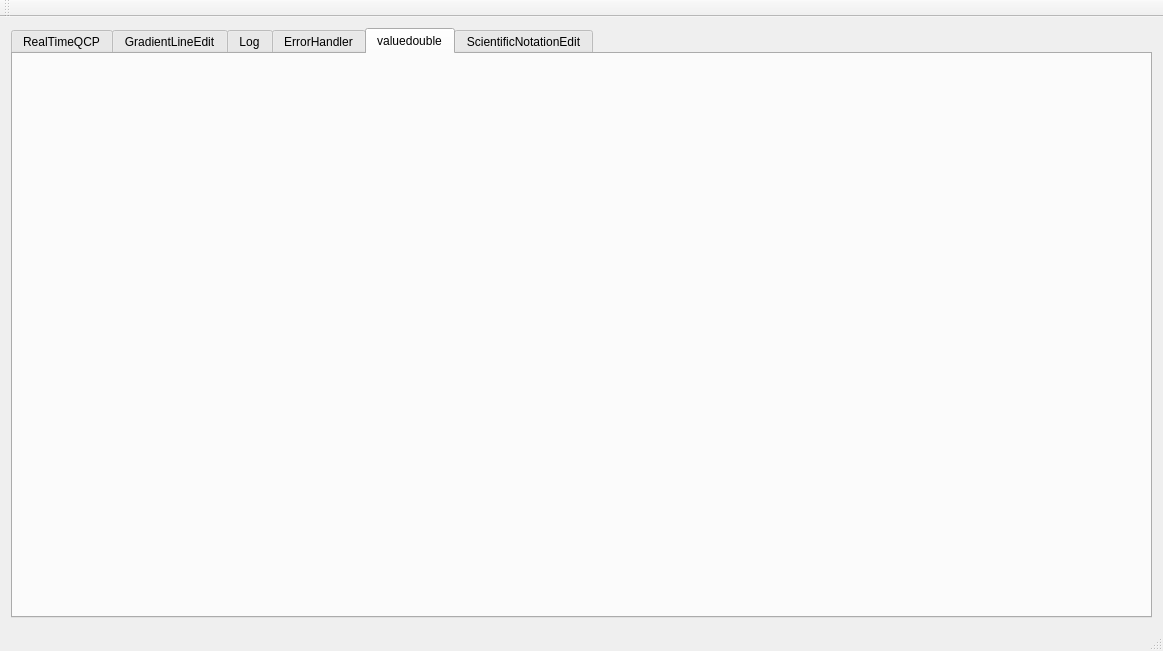
Qt form mainwindow.ui (koshi8bit/lib) before a commit.
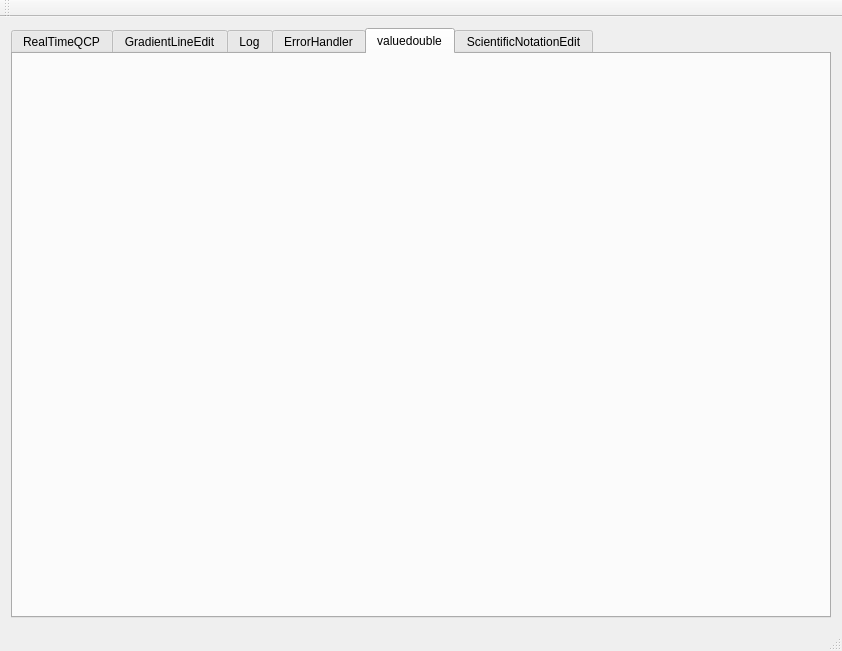
The same form after that commit. The open tabs and pages were chosen to show the change. Custom widgets are drawn as their Qt base class.

```diff
--- a/mainwindow.ui
+++ b/mainwindow.ui
@@ -6,7 +6,7 @@
    <rect>
     <x>0</x>
     <y>0</y>
-    <width>1163</width>
+    <width>842</width>
     <height>651</height>
    </rect>
   </property>
@@ -235,15 +235,15 @@
        </attribute>
        <layout class="QVBoxLayout" name="verticalLayout_7">
         <item>
-         <layout class="QHBoxLayout" name="horizontalLayout_2">
-          <item>
+         <layout class="QGridLayout" name="gridLayout_3">
+          <item row="1" column="0">
            <widget class="ValueDouble" name="valuedoubleTest_2" native="true"/>
           </item>
           <item>
            <widget class="ValueDouble" name="valuedoubleTest" native="true"/>
           </item>
-          <item>
-           <spacer name="horizontalSpacer_2">
+          <item row="0" column="1">
+           <spacer name="horizontalSpacer">
             <property name="orientation">
              <enum>Qt::Horizontal</enum>
             </property>
@@ -257,6 +257,19 @@
           </item>
          </layout>
         </item>
+        <item>
+         <spacer name="verticalSpacer_4">
+          <property name="orientation">
+           <enum>Qt::Vertical</enum>
+          </property>
+          <property name="sizeHint" stdset="0">
+           <size>
+            <width>20</width>
+            <height>40</height>
+           </size>
+          </property>
+         </spacer>
+        </item>
        </layout>
       </widget>
       <widget class="QWidget" name="tab_6">
```
Left out of the diff: 6 changed lines with no effect on the pictures.
